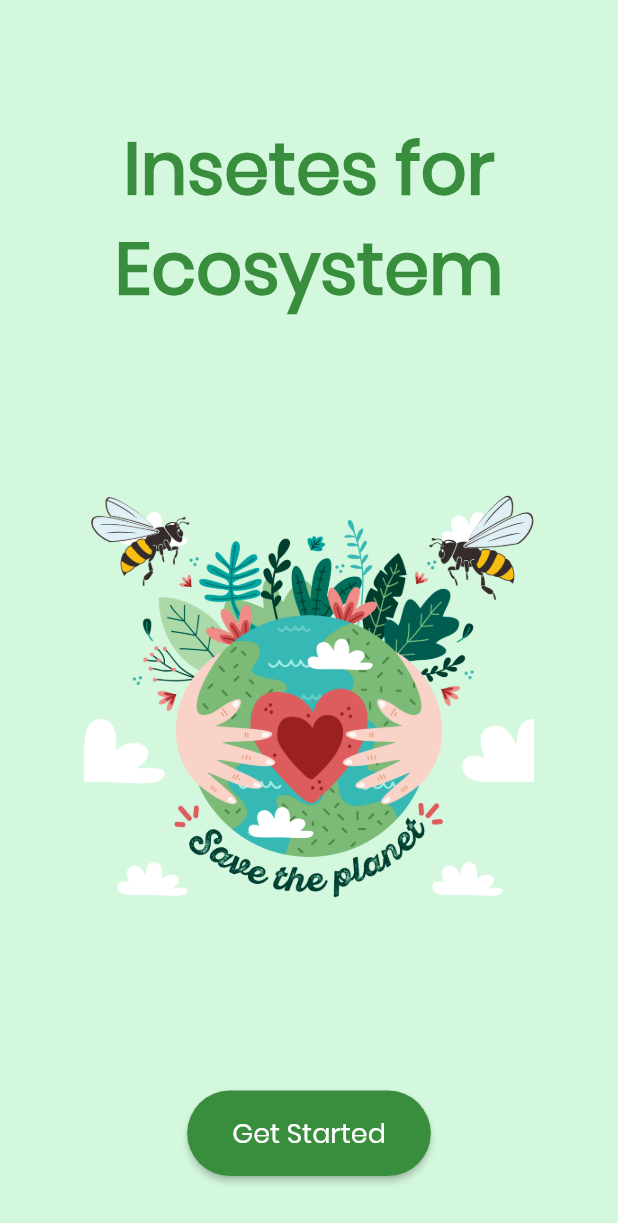
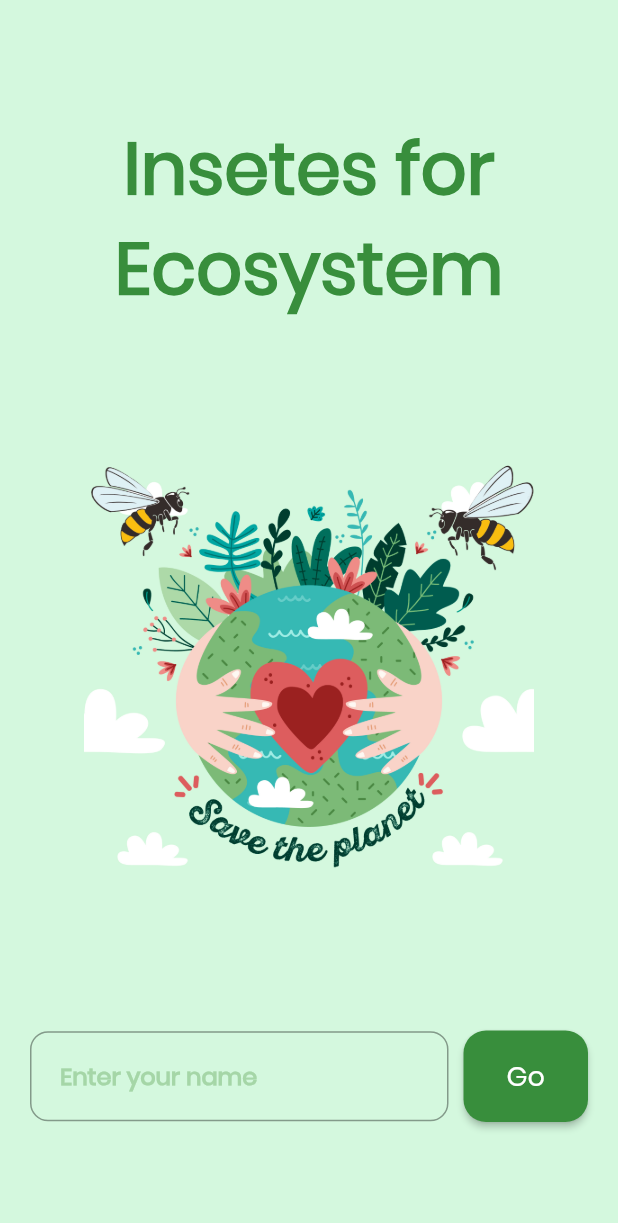
Before and after one commit to droy312/ecofriendly_insects, a Flutter app: the screen it shows after launch, on a phone screen of 412 x 824 dp. Shown: the top 1223 px of the screen. Run offline on Flutter 3.47's test engine with Material 2 defaults, Android fonts, the phone set to English and light mode, and no system bars; our stand-ins replace carousel_slider.

Commit message:
Update splash_screen.dart

```diff
--- a/lib/screens/splash_screen.dart
+++ b/lib/screens/splash_screen.dart
@@ -10,8 +10,12 @@ class SplashScreen extends StatefulWidget {
   _SplashScreenState createState() => _SplashScreenState();
 }
 
+String name = '';
+
 class _SplashScreenState extends State<SplashScreen>
     with TickerProviderStateMixin {
+  String error = '';
+
   AnimationController animationController;
   AnimationController animationController2;
   AnimationController animationController3;
@@ -103,26 +107,84 @@ class _SplashScreenState extends State<SplashScreen>
                     CurvedAnimation(
                         curve: Curves.fastOutSlowIn,
                         parent: animationController3)),
+                child: Row(
+                  children: <Widget>[
+                    Expanded(
+                      flex: 6,
+                      child: Container(
+                        margin: EdgeInsets.only(left: 20, right: 10),
+                        child: TextField(
+                          onChanged: (val) {
+                            setState(() {
+                              name = val;
+                            });
+                          },
+                          textCapitalization: TextCapitalization.words,
+                          keyboardType: TextInputType.text,
+                          textInputAction: TextInputAction.next,
+                          cursorColor: Colors.grey[700],
+                          style: TextStyle(
+                            fontSize: 16.0,
+                            color: Colors.green[800],
+                            fontWeight: FontWeight.w600,
+                            fontFamily: 'Poppins',
+                          ),
+                          decoration: InputDecoration(
+                            contentPadding: EdgeInsets.symmetric(
+                              horizontal: 20.0,
+                              vertical: 18.0,
+                            ),
+                            border: OutlineInputBorder(
+                              borderRadius: BorderRadius.circular(12.0),
+                            ),
+                            focusedBorder: OutlineInputBorder(
+                              borderRadius: BorderRadius.circular(12.0),
+                              borderSide: BorderSide(
+                                  color: Colors.green[800], width: 1.5),
+                            ),
+                            hintText: "Enter your name",
+                            hintStyle: TextStyle(
+                              fontSize: 16.0,
+                              color: Colors.green[200],
+                            ),
+                          ),
+                        ),
+                      ),
+                    ),
+                    Expanded(
+                      flex: 2,
+                      child: Container(
+                        margin: EdgeInsets.only(right: 20),
                         child: RaisedButton(
                           onPressed: () {
+                            if (name == '') {
+                              setState(() {
+                                error = 'Please enter your name';
+                              });
+                            } else {
                               setState(() {
                                 animationController.reverse();
                                 animationController2.reverse();
                                 animationController3.reverse();
                               });
-                    Timer(Duration(milliseconds: 1600), () => Navigator.pushReplacement(
+                              Timer(
+                                  Duration(milliseconds: 1600),
+                                  () => Navigator.pushReplacement(
                                       context,
                                       MaterialPageRoute(
-                          builder: (context) => HomeScreen(), //TODO: HomePage widget
+                                        builder: (context) =>
+                                            HomeScreen(), //TODO: HomePage widget
                                       )));
+                            }
                           },
-                  padding:
-                      EdgeInsets.symmetric(horizontal: 30.0, vertical: 15.0),
+                          padding: EdgeInsets.symmetric(
+                              horizontal: 10.0, vertical: 17.0),
                           shape: RoundedRectangleBorder(
-                      borderRadius: BorderRadius.all(Radius.circular(100.0))),
+                              borderRadius:
+                                  BorderRadius.all(Radius.circular(15.0))),
                           color: Colors.green[700],
                           child: Text(
-                    'Get Started',
+                            'Go',
                             style: TextStyle(
                                 color: Colors.white,
                                 fontSize: 18,
@@ -134,6 +196,20 @@ class _SplashScreenState extends State<SplashScreen>
                   ],
                 ),
               ),
+            ),
+            Text(
+              error,
+              style: TextStyle(
+                color: Colors.red,
+                fontSize: 14,
+              ),
+            ),
+            SizedBox(
+              height: 20.0,
+            ),
+          ],
+        ),
+      ),
     );
   }
 }
```
Lines whose indentation alone changed are shown as unchanged.
